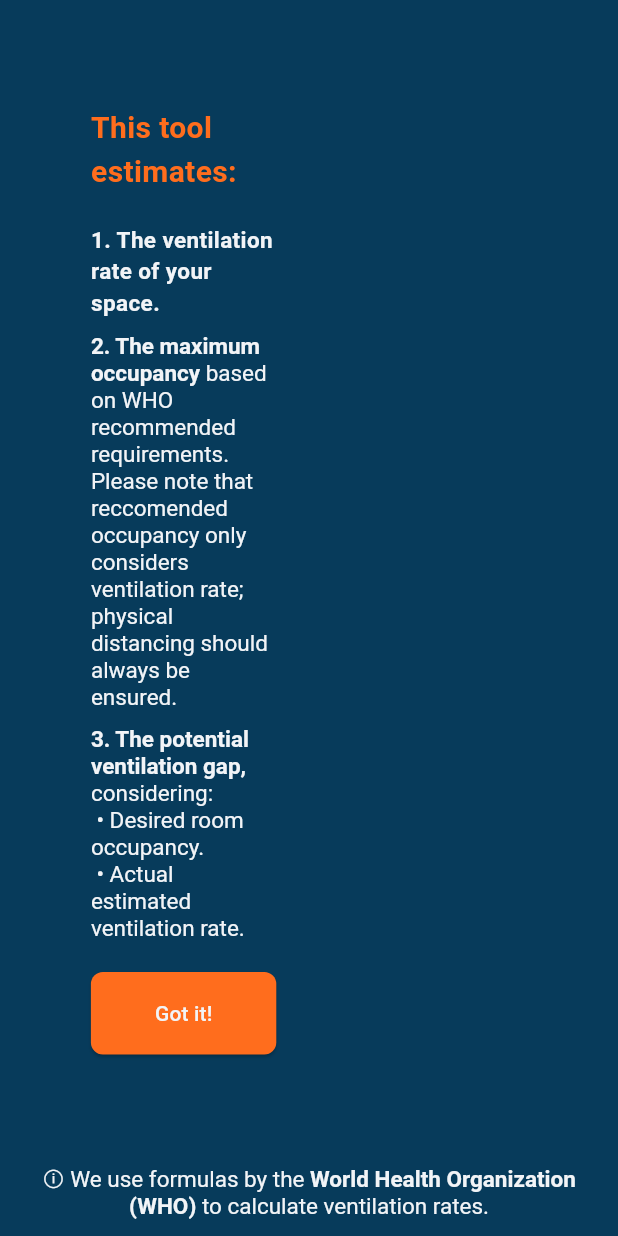
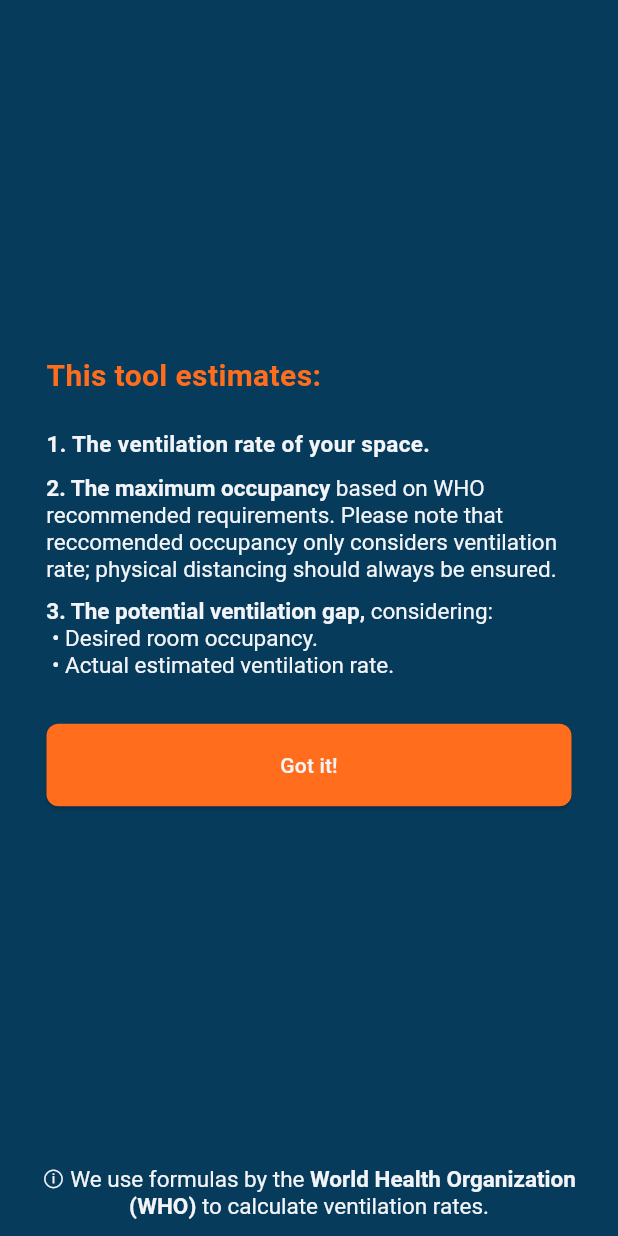
Before and after one commit to AZANK7173/VentilationCalculator_App, a Flutter app: the screen it shows after launch, on a phone screen of 412 x 824 dp. Run offline on Flutter 3.47's test engine with Material 3 defaults, Android fonts, the phone set to English and light mode, and no system bars.

Commit message:
:bug: alling second screen

```diff
--- a/ventilation_app/lib/main.dart
+++ b/ventilation_app/lib/main.dart
@@ -145,55 +145,46 @@ class Instructions extends StatelessWidget {
     debugPrint('Screen Width: $screenWidth');
 
     return MaterialApp(
-      title: 'Ventilation Calculator',
+      title: 'Instructions',
       home: Scaffold(
-        backgroundColor: Color.fromARGB(255, 7, 59, 91), // Set blue background
-        body:
-          Center(
-          child: Container(
-            alignment: Alignment.center, // Align the content to the center of the container
-            width: screenWidth * 0.90, // Set your desired width
-            child:
-            Row(
-              children: [
-              const Flexible(
-                child:SizedBox(width: 40,)
-              ),
-              Flexible(
+        backgroundColor: Color.fromARGB(255, 7, 59, 91), // Set white background
+        body: Center(
           child: Column(
             mainAxisAlignment:
                 MainAxisAlignment.center, // Center content vertically
-                crossAxisAlignment: CrossAxisAlignment
-                    .start, // Align content to the left horizontally
             children: [
               const SizedBox(
-                    height: 10.0,
-                  ),
-                  const Text(
-                    'This tool estimates: ',
+                  height: 10.0), // Add spacing between text and button
+              Container(
+                width: 0.85 * screenWidth, // Set your desired width
+                child: const Text(
+                  textAlign: TextAlign.left,
+                  'This tool estimates:',
                   style: TextStyle(
                     fontSize: 20.0,
+                    color: Color.fromARGB(255, 255, 109, 29),
                     fontWeight: FontWeight.bold,
-                      color: Color.fromARGB(255, 255, 109, 29),
                   ),
-                    textAlign: TextAlign.left,
+                ),
               ),
               const SizedBox(
-                    height: 20.0, // Add spacing between image and text
-                  ),
-                  const Text(
+                  height: 20.0), // Add spacing between text and button
+              Container(
+                width: 0.85 * screenWidth,
+                child: const Text(
+                  textAlign: TextAlign.left,
                   '1. The ventilation rate of your space.',
                   style: TextStyle(
                     fontSize: 15.0,
                     color: Color.fromARGB(255, 242, 244, 247),
                     fontWeight: FontWeight.bold,
                   ),
-                    textAlign: TextAlign.left,
+                ), // Add spacing between text and button
               ),
-                  const SizedBox(
-                    height: 10.0, // Add spacing between image and text
-                  ),
-                  RichText(
+              const SizedBox(height: 10.0),
+              Container(
+                width: 0.85 * screenWidth,
+                child: RichText(
                   textAlign: TextAlign.left,
                   text: const TextSpan(
                     children: [
@@ -216,10 +207,12 @@ class Instructions extends StatelessWidget {
                     ],
                   ),
                 ),
+              ),
               const SizedBox(
-                    height: 10.0, // Add spacing between image and text
-                  ),
-                  RichText(
+                  height: 10.0), // Add spacing between image and text
+              Container(
+                width: 0.85 * screenWidth,
+                child: RichText(
                   textAlign: TextAlign.left,
                   text: const TextSpan(
                     children: [
@@ -239,7 +232,8 @@ class Instructions extends StatelessWidget {
                         ),
                       ),
                       TextSpan(
-                          text: '\n \u2022 Desired room occupancy. \n \u2022 Actual estimated ventilation rate.',
+                        text:
+                            '\n \u2022 Desired room occupancy. \n \u2022 Actual estimated ventilation rate.',
                         style: TextStyle(
                           fontSize: 15.0,
                           color: Color.fromARGB(255, 242, 244, 247),
@@ -248,9 +242,9 @@ class Instructions extends StatelessWidget {
                     ],
                   ),
                 ),
+              ),
               const SizedBox(
-                    height: 20.0, // Add spacing between image and text
-                  ),
+                  height: 30.0), // Add spacing between image and text
               ElevatedButton(
                 onPressed: () {
                   // Navigate to the next page (to be implemented later)
@@ -269,13 +263,6 @@ class Instructions extends StatelessWidget {
                 ),
               ),
             ],
-              )),
-              const Flexible(
-                child:SizedBox(
-                width: 40,
-              )),
-              ]
-            ),
           ),
         ),
         bottomNavigationBar: SizedBox(
```
Lines whose indentation alone changed are shown as unchanged.
